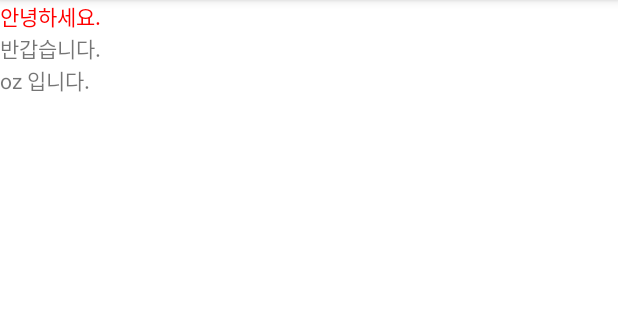
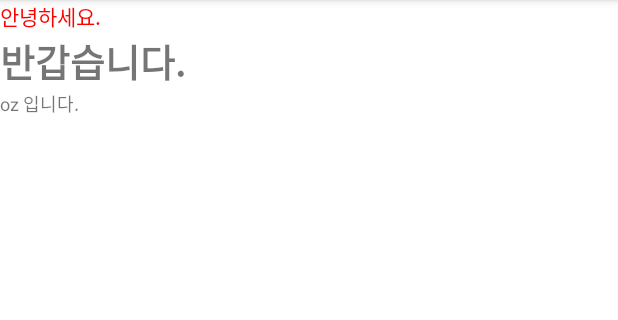
Before and after one commit to somethinginthebox/UIpractice1_OZ, an Android app: the screen it shows after launch (MainActivity), on a phone screen of 412 x 824 dp, the part 84-404 px from its top. Run offline under Robolectric (Android 15) with nearby library versions, the phone set to English and light mode, and no system bars.

Commit message:
textstyle 속성

```diff
--- a/app/src/main/res/layout/activity_main.xml
+++ b/app/src/main/res/layout/activity_main.xml
@@ -19,10 +19,13 @@
     <TextView
         android:layout_width="wrap_content"
         android:layout_height="wrap_content"
+        android:textSize="25sp"
+        android:textStyle="bold"
         android:text="반갑습니다."/>
     <TextView
         android:layout_width="wrap_content"
         android:layout_height="wrap_content"
+        android:textSize="12sp"
         android:text="oz 입니다."/>
 
 
```
